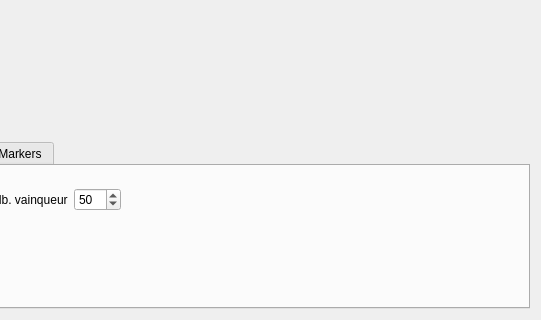
The window that CMainWindow.ui (clebail/ia) describes before a commit, drawn with Qt 5; both pictures show x 281 to 822 and y 477 to 797 of the 822 by 797 pixel window.
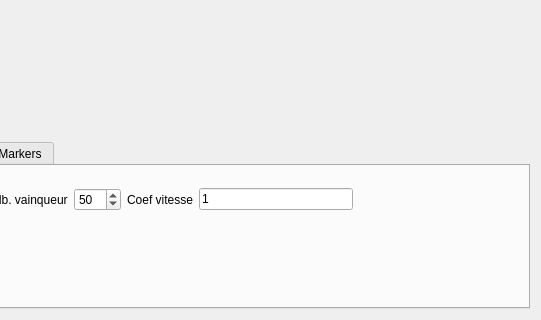
The same window after the commit. Custom widgets are drawn as their Qt base class.

Commit message: 3 neurone 1 vitesse et 2 angles Coef de fonction de retour

```diff
--- a/CMainWindow.ui
+++ b/CMainWindow.ui
@@ -109,6 +109,26 @@
                 </property>
                </widget>
               </item>
+              <item>
+               <widget class="QLabel" name="label_11">
+                <property name="text">
+                 <string>Coef vitesse</string>
+                </property>
+               </widget>
+              </item>
+              <item>
+               <widget class="QLineEdit" name="leCoefVitesse">
+                <property name="inputMask">
+                 <string/>
+                </property>
+                <property name="text">
+                 <string>1</string>
+                </property>
+                <property name="maxLength">
+                 <number>32767</number>
+                </property>
+               </widget>
+              </item>
               <item>
                <spacer name="horizontalSpacer_3">
                 <property name="orientation">
```
The commit also changes 5 other files.
